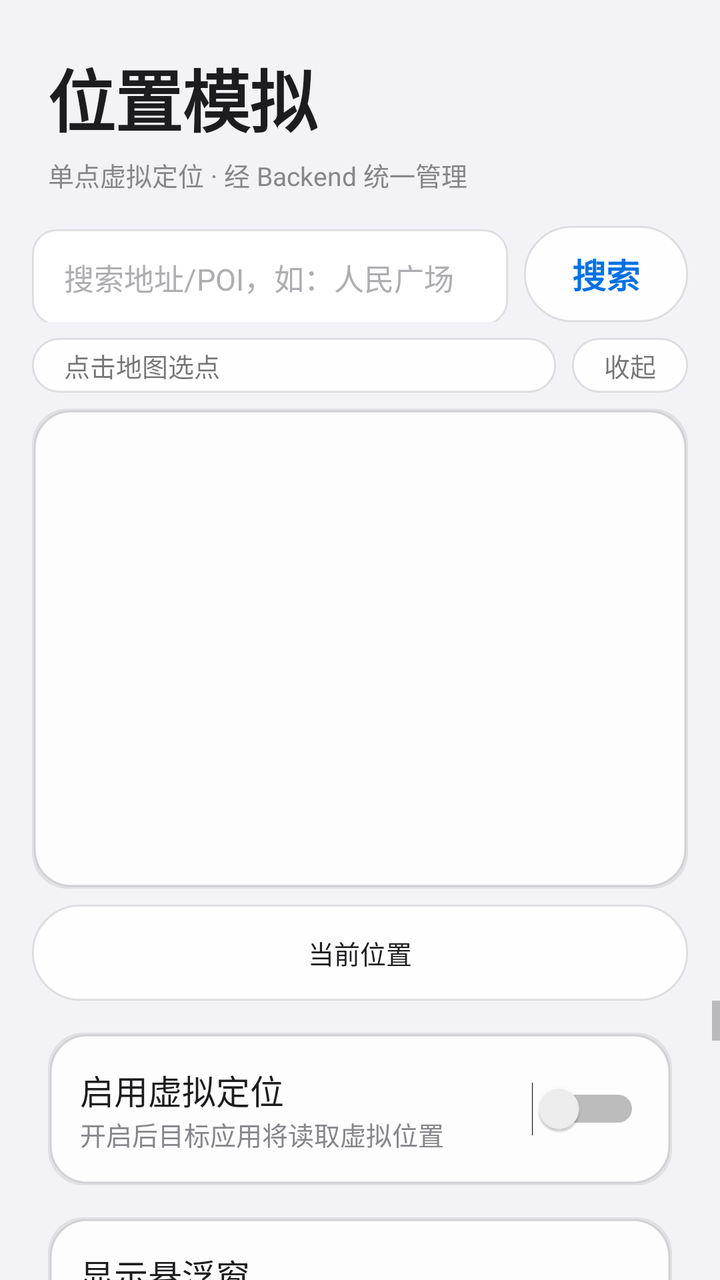
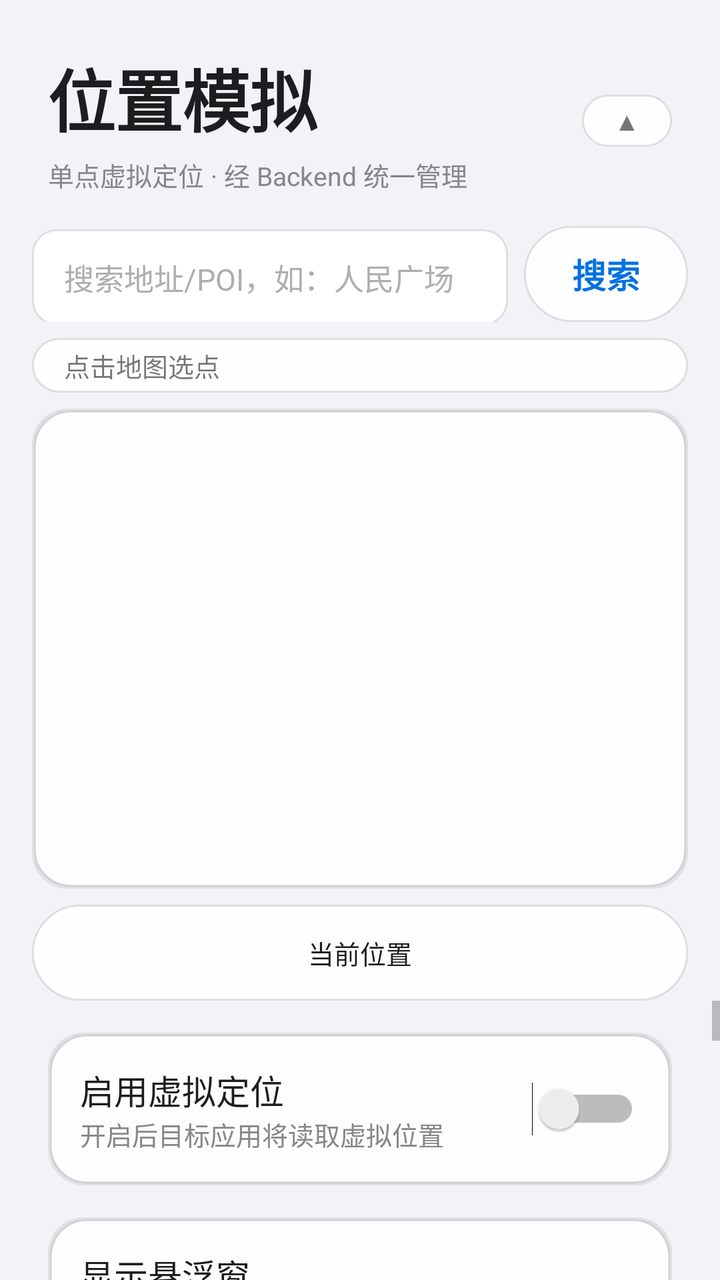

Two renders of the same Android screen: before a commit and after it. Below are the layout's source before the change and the commit's diff.
<!-- AndroidManifest.xml: application theme Theme.ZVirtualEnv -->
<!-- res/layout/fragment_location.xml -->
<?xml version="1.0" encoding="utf-8"?>
<LinearLayout xmlns:android="http://schemas.android.com/apk/res/android"
    android:layout_width="match_parent"
    android:layout_height="match_parent"
    android:orientation="vertical">

    <LinearLayout
        android:layout_width="match_parent"
        android:layout_height="wrap_content"
        android:orientation="vertical"
        android:paddingStart="@dimen/space_lg"
        android:paddingTop="@dimen/space_lg"
        android:paddingEnd="@dimen/space_lg">

        <TextView
            android:layout_width="wrap_content"
            android:layout_height="wrap_content"
            android:text="@string/location_title"
            style="@style/Text.Hero" />

        <TextView
            android:layout_width="wrap_content"
            android:layout_height="wrap_content"
            android:layout_marginTop="@dimen/space_xs"
            android:text="@string/location_subtitle"
            style="@style/Text.Caption" />
    </LinearLayout>

    
    <LinearLayout
        android:layout_width="match_parent"
        android:layout_height="wrap_content"
        android:layout_marginStart="@dimen/space_md"
        android:layout_marginTop="@dimen/space_md"
        android:layout_marginEnd="@dimen/space_md"
        android:orientation="horizontal">

        <EditText
            android:id="@+id/searchInput"
            android:layout_width="0dp"
            android:layout_height="wrap_content"
            android:layout_weight="1"
            android:hint="@string/location_search_hint"
            android:imeOptions="actionSearch"
            android:inputType="text"
            android:maxLines="1"
            style="@style/EditText.Field" />

        <Button
            android:id="@+id/searchButton"
            android:layout_width="wrap_content"
            android:layout_height="wrap_content"
            android:layout_marginStart="@dimen/space_sm"
            android:minWidth="0dp"
            android:text="@string/location_search"
            style="@style/Button.Pill.Secondary" />
    </LinearLayout>

    
    <LinearLayout
        android:id="@+id/searchResults"
        android:layout_width="match_parent"
        android:layout_height="wrap_content"
        android:layout_marginStart="@dimen/space_md"
        android:layout_marginTop="@dimen/space_sm"
        android:layout_marginEnd="@dimen/space_md"
        android:background="@drawable/bg_card"
        android:orientation="vertical"
        android:visibility="gone" />

    
    <LinearLayout
        android:layout_width="match_parent"
        android:layout_height="wrap_content"
        android:layout_marginStart="@dimen/space_md"
        android:layout_marginTop="@dimen/space_sm"
        android:layout_marginEnd="@dimen/space_md"
        android:gravity="center_vertical"
        android:orientation="horizontal">

        <TextView
            android:id="@+id/mapHint"
            android:layout_width="0dp"
            android:layout_height="wrap_content"
            android:layout_weight="1"
            android:background="@drawable/bg_pill_secondary"
            android:paddingStart="@dimen/space_md"
            android:paddingTop="@dimen/space_xs"
            android:paddingEnd="@dimen/space_md"
            android:paddingBottom="@dimen/space_xs"
            android:text="@string/location_map_hint"
            android:textSize="@dimen/text_caption" />

        <TextView
            android:id="@+id/mapCollapseButton"
            android:layout_width="wrap_content"
            android:layout_height="wrap_content"
            android:layout_marginStart="@dimen/space_sm"
            android:background="@drawable/bg_pill_secondary"
            android:paddingStart="@dimen/space_md"
            android:paddingTop="@dimen/space_xs"
            android:paddingEnd="@dimen/space_md"
            android:paddingBottom="@dimen/space_xs"
            android:text="@string/map_collapse"
            android:textSize="@dimen/text_caption" />
    </LinearLayout>

    
    <FrameLayout
        android:layout_width="match_parent"
        android:layout_height="240dp"
        android:layout_marginStart="@dimen/space_md"
        android:layout_marginTop="@dimen/space_sm"
        android:layout_marginEnd="@dimen/space_md"
        android:background="@drawable/bg_card">

        <FrameLayout
            android:id="@+id/mapContainer"
            android:layout_width="match_parent"
            android:layout_height="match_parent" />

        
        <LinearLayout
            android:id="@+id/privacyPrompt"
            android:layout_width="match_parent"
            android:layout_height="match_parent"
            android:background="@color/bg_secondary"
            android:gravity="center"
            android:orientation="vertical"
            android:padding="@dimen/space_lg"
            android:visibility="gone">

            <TextView
                android:layout_width="wrap_content"
                android:layout_height="wrap_content"
                android:gravity="center"
                android:text="@string/route_privacy_prompt"
                android:textColor="@color/text_secondary"
                android:textSize="@dimen/text_body" />
        </LinearLayout>
    </FrameLayout>

    
    <Button
        android:id="@+id/locateButton"
        android:layout_width="match_parent"
        android:layout_height="wrap_content"
        android:layout_marginStart="@dimen/space_md"
        android:layout_marginTop="@dimen/space_sm"
        android:layout_marginEnd="@dimen/space_md"
        android:background="@drawable/bg_pill_secondary"
        android:minWidth="0dp"
        android:text="@string/route_locate"
        android:textSize="@dimen/text_caption" />

    <ScrollView
        android:layout_width="match_parent"
        android:layout_height="0dp"
        android:layout_weight="1"
        android:overScrollMode="never">

        <LinearLayout
            android:layout_width="match_parent"
            android:layout_height="wrap_content"
            android:orientation="vertical"
            android:paddingStart="@dimen/space_lg"
            android:paddingTop="@dimen/space_md"
            android:paddingEnd="@dimen/space_lg"
            android:paddingBottom="@dimen/space_lg">

            
            <LinearLayout
                android:layout_width="match_parent"
                android:layout_height="wrap_content"
                android:background="@drawable/bg_card"
                android:orientation="vertical"
                android:padding="@dimen/space_md">

                <LinearLayout
                    android:layout_width="match_parent"
                    android:layout_height="wrap_content"
                    android:gravity="center_vertical"
                    android:orientation="horizontal">

                    <LinearLayout
                        android:layout_width="0dp"
                        android:layout_height="wrap_content"
                        android:layout_weight="1"
                        android:orientation="vertical">

                        <TextView
                            android:layout_width="wrap_content"
                            android:layout_height="wrap_content"
                            android:text="@string/location_switch_title"
                            style="@style/Text.Headline" />

                        <TextView
                            android:layout_width="wrap_content"
                            android:layout_height="wrap_content"
                            android:text="@string/location_switch_desc"
                            style="@style/Text.Caption" />
                    </LinearLayout>

                    <Switch
                        android:id="@+id/enableSwitch"
                        android:layout_width="wrap_content"
                        android:layout_height="wrap_content" />
                </LinearLayout>
            </LinearLayout>

            
            <LinearLayout
                android:layout_width="match_parent"
                android:layout_height="wrap_content"
                android:layout_marginTop="@dimen/space_md"
                android:background="@drawable/bg_card"
                android:orientation="vertical"
                android:padding="@dimen/space_md">

                <TextView
                    android:layout_width="wrap_content"
                    android:layout_height="wrap_content"
                    android:text="@string/float_open"
                    style="@style/Text.Headline" />

                <TextView
                    android:layout_width="wrap_content"
                    android:layout_height="wrap_content"
                    android:layout_marginTop="@dimen/space_xs"
                    android:text="@string/float_open_desc"
                    style="@style/Text.Caption" />

                <LinearLayout
                    android:layout_width="match_parent"
                    android:layout_height="wrap_content"
                    android:layout_marginTop="@dimen/space_sm"
                    android:orientation="horizontal">

                    <Button
                        android:id="@+id/floatWindowButton"
                        android:layout_width="0dp"
                        android:layout_height="wrap_content"
                        android:layout_weight="1"
                        android:text="@string/float_open"
                        style="@style/Button.Pill" />

                    <Button
                        android:id="@+id/closeFloatButton"
                        android:layout_width="0dp"
                        android:layout_height="wrap_content"
                        android:layout_marginStart="@dimen/space_sm"
                        android:layout_weight="1"
                        android:text="@string/float_close_window"
                        style="@style/Button.Pill.Secondary" />
                </LinearLayout>
            </LinearLayout>

            
            <LinearLayout
                android:layout_width="match_parent"
                android:layout_height="wrap_content"
                android:layout_marginTop="@dimen/space_md"
                android:background="@drawable/bg_card"
                android:orientation="vertical"
                android:padding="@dimen/space_md">

                <TextView
                    android:layout_width="wrap_content"
                    android:layout_height="wrap_content"
                    android:text="@string/location_coord_title"
                    style="@style/Text.Headline" />

                <TextView
                    android:layout_width="wrap_content"
                    android:layout_height="wrap_content"
                    android:layout_marginTop="@dimen/space_md"
                    android:text="@string/location_latitude"
                    style="@style/Text.Caption" />

                <EditText
                    android:id="@+id/latitudeInput"
                    android:layout_width="match_parent"
                    android:layout_height="wrap_content"
                    android:layout_marginTop="@dimen/space_xs"
                    android:hint="31.2304"
                    android:inputType="numberDecimal|numberSigned"
                    style="@style/EditText.Field" />

                <TextView
                    android:layout_width="wrap_content"
                    android:layout_height="wrap_content"
                    android:layout_marginTop="@dimen/space_md"
                    android:text="@string/location_longitude"
                    style="@style/Text.Caption" />

                <EditText
                    android:id="@+id/longitudeInput"
                    android:layout_width="match_parent"
                    android:layout_height="wrap_content"
                    android:layout_marginTop="@dimen/space_xs"
                    android:hint="121.4737"
                    android:inputType="numberDecimal|numberSigned"
                    style="@style/EditText.Field" />

                <Button
                    android:id="@+id/applyButton"
                    android:layout_width="match_parent"
                    android:layout_height="wrap_content"
                    android:layout_marginTop="@dimen/space_md"
                    android:text="@string/location_apply"
                    style="@style/Button.Pill" />

                <View
                    android:layout_width="match_parent"
                    android:layout_height="1dp"
                    android:layout_marginTop="@dimen/space_md"
                    android:layout_marginBottom="@dimen/space_md"
                    android:background="@color/separator" />

                <EditText
                    android:id="@+id/pointNameInput"
                    android:layout_width="match_parent"
                    android:layout_height="wrap_content"
                    android:hint="@string/location_point_name_hint"
                    style="@style/EditText.Field" />

                <EditText
                    android:id="@+id/pointRemarkInput"
                    android:layout_width="match_parent"
                    android:layout_height="wrap_content"
                    android:layout_marginTop="@dimen/space_sm"
                    android:hint="@string/location_point_remark_hint"
                    style="@style/EditText.Field" />

                <Button
                    android:id="@+id/savePointButton"
                    android:layout_width="match_parent"
                    android:layout_height="wrap_content"
                    android:layout_marginTop="@dimen/space_sm"
                    android:text="@string/location_point_save"
                    style="@style/Button.Pill.Secondary" />
            </LinearLayout>

            
            <LinearLayout
                android:layout_width="match_parent"
                android:layout_height="wrap_content"
                android:layout_marginTop="@dimen/space_md"
                android:background="@drawable/bg_card"
                android:orientation="vertical"
                android:padding="@dimen/space_md">

                <TextView
                    android:layout_width="wrap_content"
                    android:layout_height="wrap_content"
                    android:text="@string/location_saved_title"
                    style="@style/Text.Headline" />

                <TextView
                    android:id="@+id/savedPointsEmpty"
                    android:layout_width="match_parent"
                    android:layout_height="wrap_content"
                    android:layout_marginTop="@dimen/space_sm"
                    android:text="@string/location_saved_empty"
                    android:textColor="@color/text_secondary"
                    style="@style/Text.Caption" />

                <LinearLayout
                    android:id="@+id/savedPointList"
                    android:layout_width="match_parent"
                    android:layout_height="wrap_content"
                    android:orientation="vertical" />
            </LinearLayout>

            
            <LinearLayout
                android:layout_width="match_parent"
                android:layout_height="wrap_content"
                android:layout_marginTop="@dimen/space_md"
                android:background="@drawable/bg_card"
                android:orientation="vertical"
                android:padding="@dimen/space_md">

                <TextView
                    android:layout_width="wrap_content"
                    android:layout_height="wrap_content"
                    android:text="@string/location_status_title"
                    style="@style/Text.Headline" />

                <TextView
                    android:id="@+id/statusText"
                    android:layout_width="match_parent"
                    android:layout_height="wrap_content"
                    android:layout_marginTop="@dimen/space_sm"
                    android:text="@string/location_status_empty"
                    style="@style/Text.Body" />
            </LinearLayout>
        </LinearLayout>
    </ScrollView>
</LinearLayout>
<!-- resources referenced by this layout -->
<resources>
  <color name="bg_secondary">#FFFFFF</color>
  <color name="separator">#1C000000</color>
  <color name="text_secondary">#86868B</color>
  <dimen name="space_lg">24dp</dimen>
  <dimen name="space_md">16dp</dimen>
  <dimen name="space_sm">8dp</dimen>
  <dimen name="space_xs">4dp</dimen>
  <dimen name="text_body">15sp</dimen>
  <dimen name="text_caption">13sp</dimen>
  <string name="float_close_window">关闭悬浮窗</string>
  <string name="float_open">显示悬浮窗</string>
  <string name="float_open_desc">摇杆移动 + 路线启停重置 + 速度/步频设置</string>
  <string name="location_apply">应用位置</string>
  <string name="location_coord_title">单点坐标</string>
  <string name="location_latitude">纬度 (latitude)</string>
  <string name="location_longitude">经度 (longitude)</string>
  <string name="location_map_hint">点击地图选点</string>
  <string name="location_point_name_hint">地点名称，如：公司</string>
  <string name="location_point_remark_hint">备注（可选），如：工位 3 楼</string>
  <string name="location_point_save">保存此点</string>
  <string name="location_saved_empty">暂无已保存地点</string>
  <string name="location_saved_title">已保存地点</string>
  <string name="location_search">搜索</string>
  <string name="location_search_hint">搜索地址/POI，如：人民广场</string>
  <string name="location_status_empty">尚未获取状态</string>
  <string name="location_status_title">当前状态</string>
  <string name="location_subtitle">单点虚拟定位 · 经 Backend 统一管理</string>
  <string name="location_switch_desc">开启后目标应用将读取虚拟位置</string>
  <string name="location_switch_title">启用虚拟定位</string>
  <string name="location_title">位置模拟</string>
  <string name="map_collapse">收起</string>
  <string name="route_locate">当前位置</string>
  <string name="route_privacy_prompt">地图功能需要先阅读并同意高德隐私政策\n请前往「设置」页勾选同意后返回</string>
  <style name="EditText.Field" parent="">
          <item name="android:background">@drawable/bg_field</item>
          <item name="android:minHeight">@dimen/touch_min</item>
          <item name="android:paddingStart">@dimen/space_md</item>
          <item name="android:paddingEnd">@dimen/space_md</item>
          <item name="android:textSize">@dimen/text_body</item>
          <item name="android:textColor">@color/text_primary</item>
          <item name="android:textColorHint">@color/text_tertiary</item>
      </style>
  <style name="Text.Body" parent="android:TextAppearance.Material">
          <item name="android:textSize">@dimen/text_body</item>
          <item name="android:textColor">@color/text_primary</item>
      </style>
  <style name="Text.Caption" parent="android:TextAppearance.Material">
          <item name="android:textSize">@dimen/text_caption</item>
          <item name="android:textColor">@color/text_secondary</item>
      </style>
  <style name="Text.Headline" parent="android:TextAppearance.Material">
          <item name="android:textSize">@dimen/text_headline</item>
          <item name="android:textStyle">normal</item>
          <item name="android:textColor">@color/text_primary</item>
      </style>
  <style name="Text.Hero" parent="android:TextAppearance.Material">
          <item name="android:textSize">@dimen/text_hero</item>
          <item name="android:textStyle">bold</item>
          <item name="android:textColor">@color/text_primary</item>
          <item name="android:letterSpacing">-0.01</item>
      </style>
  <dimen name="radius_card">18dp</dimen>
  <color name="glass_shadow">#14000000</color>
  <color name="card_fill">#F2FFFFFF</color>
  <color name="card_border">#1A000000</color>
  <dimen name="radius_pill">980dp</dimen>
  <color name="bg_tertiary">#E5E5EA</color>
  <dimen name="touch_min">48dp</dimen>
  <dimen name="text_headline">17sp</dimen>
  <color name="accent">#0071E3</color>
  <color name="text_primary">#1D1D1F</color>
  <color name="text_tertiary">#AEAEB2</color>
  <dimen name="text_hero">34sp</dimen>
  <color name="bg_primary">#F2F2F7</color>
  <color name="accent_press">#0A5DC2</color>
  <dimen name="radius_control">12dp</dimen>
  <!-- unchanged entries left out for length: 7 -->
</resources>

<!-- the commit's change to res/layout/fragment_location.xml (unified diff, before → after) -->
@@ -7,24 +7,53 @@
     <LinearLayout
         android:layout_width="match_parent"
         android:layout_height="wrap_content"
-        android:orientation="vertical"
+        android:gravity="center_vertical"
+        android:orientation="horizontal"
         android:paddingStart="@dimen/space_lg"
         android:paddingTop="@dimen/space_lg"
         android:paddingEnd="@dimen/space_lg">
 
+        <LinearLayout
+            android:layout_width="0dp"
+            android:layout_height="wrap_content"
+            android:layout_weight="1"
+            android:orientation="vertical">
+
+            <TextView
+                android:layout_width="wrap_content"
+                android:layout_height="wrap_content"
+                android:text="@string/location_title"
+                style="@style/Text.Hero" />
+
+            <TextView
+                android:layout_width="wrap_content"
+                android:layout_height="wrap_content"
+                android:layout_marginTop="@dimen/space_xs"
+                android:text="@string/location_subtitle"
+                style="@style/Text.Caption" />
+        </LinearLayout>
+
+        
         <TextView
+            android:id="@+id/mapCollapseButton"
             android:layout_width="wrap_content"
             android:layout_height="wrap_content"
-            android:text="@string/location_title"
-            style="@style/Text.Hero" />
-
-        <TextView
-            android:layout_width="wrap_content"
-            android:layout_height="wrap_content"
-            android:layout_marginTop="@dimen/space_xs"
-            android:text="@string/location_subtitle"
-            style="@style/Text.Caption" />
+            android:layout_marginStart="@dimen/space_sm"
+            android:background="@drawable/bg_pill_secondary"
+            android:paddingStart="@dimen/space_md"
+            android:paddingTop="@dimen/space_xs"
+            android:paddingEnd="@dimen/space_md"
+            android:paddingBottom="@dimen/space_xs"
+            android:text="@string/map_panel_collapse"
+            android:textSize="@dimen/text_caption" />
     </LinearLayout>
+
+    
+    <LinearLayout
+        android:id="@+id/mapPanel"
+        android:layout_width="match_parent"
+        android:layout_height="wrap_content"
+        android:orientation="vertical">
 
     
     <LinearLayout
@@ -69,41 +98,20 @@
         android:visibility="gone" />
 
     
-    <LinearLayout
+    <TextView
+        android:id="@+id/mapHint"
         android:layout_width="match_parent"
         android:layout_height="wrap_content"
         android:layout_marginStart="@dimen/space_md"
         android:layout_marginTop="@dimen/space_sm"
         android:layout_marginEnd="@dimen/space_md"
-        android:gravity="center_vertical"
-        android:orientation="horizontal">
-
-        <TextView
-            android:id="@+id/mapHint"
-            android:layout_width="0dp"
-            android:layout_height="wrap_content"
-            android:layout_weight="1"
-            android:background="@drawable/bg_pill_secondary"
-            android:paddingStart="@dimen/space_md"
-            android:paddingTop="@dimen/space_xs"
-            android:paddingEnd="@dimen/space_md"
-            android:paddingBottom="@dimen/space_xs"
-            android:text="@string/location_map_hint"
-            android:textSize="@dimen/text_caption" />
-
-        <TextView
-            android:id="@+id/mapCollapseButton"
-            android:layout_width="wrap_content"
-            android:layout_height="wrap_content"
-            android:layout_marginStart="@dimen/space_sm"
-            android:background="@drawable/bg_pill_secondary"
-            android:paddingStart="@dimen/space_md"
-            android:paddingTop="@dimen/space_xs"
-            android:paddingEnd="@dimen/space_md"
-            android:paddingBottom="@dimen/space_xs"
-            android:text="@string/map_collapse"
-            android:textSize="@dimen/text_caption" />
-    </LinearLayout>
+        android:background="@drawable/bg_pill_secondary"
+        android:paddingStart="@dimen/space_md"
+        android:paddingTop="@dimen/space_xs"
+        android:paddingEnd="@dimen/space_md"
+        android:paddingBottom="@dimen/space_xs"
+        android:text="@string/location_map_hint"
+        android:textSize="@dimen/text_caption" />
 
     
     <FrameLayout
@@ -152,6 +160,7 @@
         android:minWidth="0dp"
         android:text="@string/route_locate"
         android:textSize="@dimen/text_caption" />
+    </LinearLayout>
 
     <ScrollView
         android:layout_width="match_parent"
<!-- resource entries referenced after the edit -->
@@ -30,7 +30,7 @@
   <string name="location_switch_desc">开启后目标应用将读取虚拟位置</string>
   <string name="location_switch_title">启用虚拟定位</string>
   <string name="location_title">位置模拟</string>
-  <string name="map_collapse">收起</string>
+  <string name="map_panel_collapse">▲</string>
   <string name="route_locate">当前位置</string>
   <string name="route_privacy_prompt">地图功能需要先阅读并同意高德隐私政策\n请前往「设置」页勾选同意后返回</string>
   <style name="EditText.Field" parent="">
